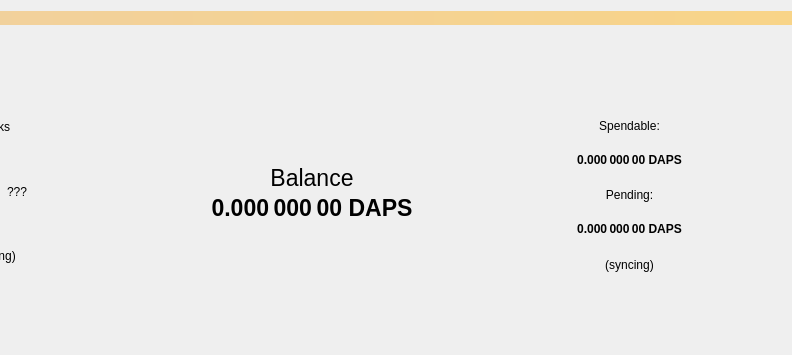
The window that src/qt/forms/overviewpage.ui (nashsclay/DAPSCoin) describes before a commit, drawn with Qt 5; both pictures show x 168 to 960 and y 0 to 355 of the 960 by 613 pixel window.
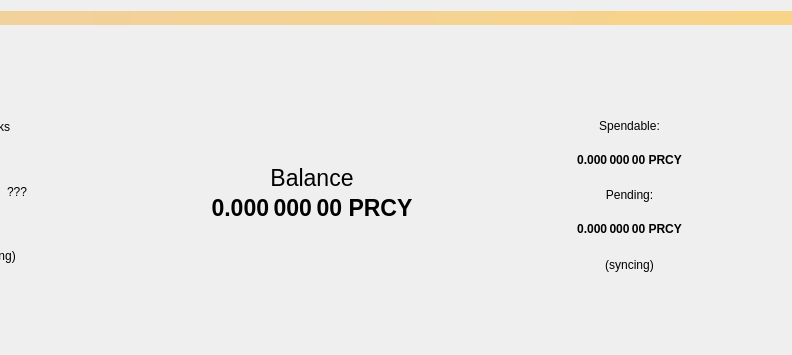
The same window after the commit. Icons and pictures are not drawn.

Commit message: convert to PRCY

Patch:
```diff
--- a/src/qt/forms/overviewpage.ui
+++ b/src/qt/forms/overviewpage.ui
@@ -236,7 +236,7 @@
             <string>Your current balance</string>
            </property>
            <property name="text">
-            <string notr="true">0.000 000 00 DAPS</string>
+            <string notr="true">0.000 000 00 PRCY</string>
            </property>
            <property name="alignment">
             <set>Qt::AlignHCenter|Qt::AlignTop</set>
@@ -359,7 +359,7 @@
               <string>Your current spendable balance</string>
              </property>
              <property name="text">
-              <string notr="true">0.000 000 00 DAPS</string>
+              <string notr="true">0.000 000 00 PRCY</string>
              </property>
              <property name="alignment">
               <set>Qt::AlignCenter</set>
@@ -400,7 +400,7 @@
               <string>Total of transactions that have yet to be confirmed, and do not yet count toward the spendable balance</string>
              </property>
              <property name="text">
-              <string notr="true">0.000 000 00 DAPS</string>
+              <string notr="true">0.000 000 00 PRCY</string>
              </property>
              <property name="alignment">
               <set>Qt::AlignCenter</set>
```
The commit also changes 392 other files.
